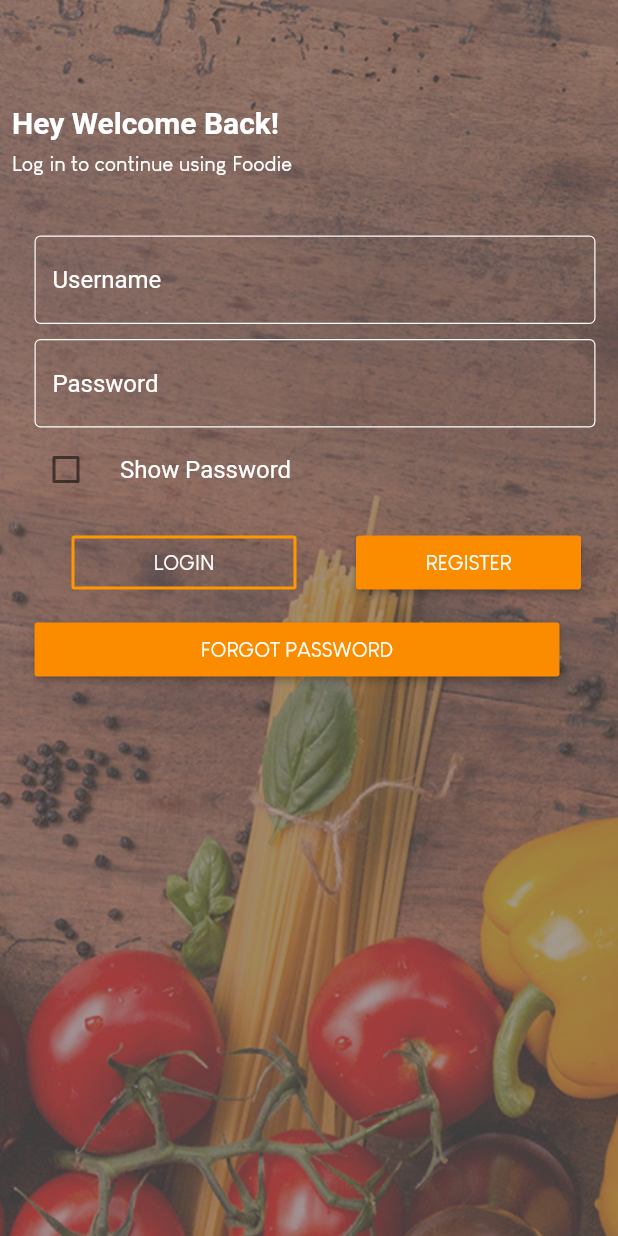
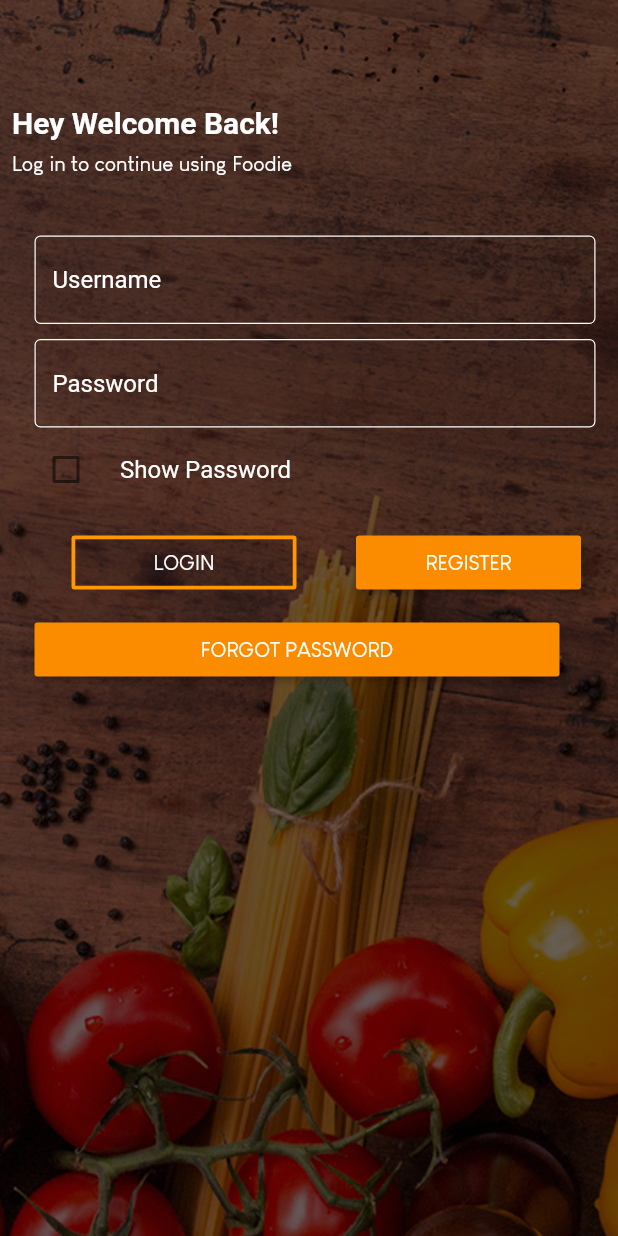
Before and after one commit to Marcusjnr/Foodie, a Flutter app: the screen it shows after launch, on a phone screen of 412 x 824 dp. Run offline on Flutter 3.47's test engine with Material 2 defaults, Android fonts, the phone set to English and light mode, and no system bars; our stand-ins replace flutter_screenutil, rflutter_alert; Roboto replaces fonts that are missing (lgc_bold).

Commit message:
Finally made login background a little darker

```diff
--- a/lib/screens/login.dart
+++ b/lib/screens/login.dart
@@ -34,9 +34,9 @@ class _LoginScreenState extends State<LoginScreen> {
             height: MediaQuery.of(context).size.height,
             width: MediaQuery.of(context).size.width,
             decoration: BoxDecoration(
-                color: HexColor("99000000"),
+                color: HexColor("000000"),
                 image: DecorationImage(
-                    colorFilter: new ColorFilter.mode(Colors.white.withOpacity(0.4), BlendMode.dstATop),
+                    colorFilter: new ColorFilter.mode(Colors.black12.withOpacity(0.4), BlendMode.dstATop),
                     image: AssetImage("images/foodie_startup_bg.png"),
                     fit: BoxFit.cover
                 )
@@ -68,7 +68,7 @@ class _LoginScreenState extends State<LoginScreen> {
                   //TextField Username
                   Padding(
                     padding: EdgeInsets.only(top: ScreenUtil.instance.setHeight(40.0),
-                        left: ScreenUtil.instance.setWidth(15.0), right: 15.0),
+                        left: ScreenUtil.instance.setWidth(15.0), right: ScreenUtil.instance.setWidth(15.0)),
                     child: TextFormField(
                       decoration: InputDecoration(
                           enabledBorder: const OutlineInputBorder(
@@ -86,7 +86,8 @@ class _LoginScreenState extends State<LoginScreen> {
 
                   //TextField password
                   Padding(
-                    padding: const EdgeInsets.only(top: 10.0, left: 15.0, right: 15.0),
+                    padding: EdgeInsets.only(top: ScreenUtil.instance.setHeight(10.0),
+                        left: ScreenUtil.instance.setWidth(15.0), right: ScreenUtil.instance.setWidth(15.0)),
                     child: TextFormField(
                       decoration: InputDecoration(
                           enabledBorder: const OutlineInputBorder(
@@ -113,7 +114,7 @@ class _LoginScreenState extends State<LoginScreen> {
                     mainAxisAlignment: MainAxisAlignment.spaceEvenly,
                     children: <Widget>[
                       Padding(
-                        padding: const EdgeInsets.only(top: 10.0, left: 15.0),
+                        padding:  EdgeInsets.only(top: ScreenUtil.instance.setHeight(10.0), left: ScreenUtil.instance.setWidth(15.0)),
                         child: ButtonTheme(
                           minWidth: 150,
                           child: OutlineButton(
@@ -121,13 +122,13 @@ class _LoginScreenState extends State<LoginScreen> {
                             child: Text("LOGIN", style: TextStyle(color: Colors.white, fontFamily: "lgc"),),
                             focusColor: HexColor("FB8C00"),
                             hoverColor: HexColor("FB8C00"),
-                            borderSide: const BorderSide(color: Colors.orange, width: 2.0, style: BorderStyle.solid),
+                            borderSide: const BorderSide(color: Colors.orange, width: 2.5, style: BorderStyle.solid),
                           ),
                         ),
                       ),
 
                       Padding(
-                        padding: const EdgeInsets.only(top: 10.0, left: 15.0),
+                        padding: EdgeInsets.only(top: ScreenUtil.instance.setHeight(10.0), left: ScreenUtil.instance.setWidth(15.0)),
                         child: ButtonTheme(
                           minWidth: 150,
                           child: MaterialButton(
@@ -141,7 +142,8 @@ class _LoginScreenState extends State<LoginScreen> {
                   ),
 
                   Padding(
-                    padding: const EdgeInsets.only(top: 10.0, left: 15.0, right: 15.0),
+                    padding: EdgeInsets.only(top: ScreenUtil.instance.setHeight(10.0),
+                        left: ScreenUtil.instance.setWidth(15.0), right: ScreenUtil.instance.setWidth(15.0)),
                     child: ButtonTheme(
                       minWidth: 350,
                       child: MaterialButton(
```
